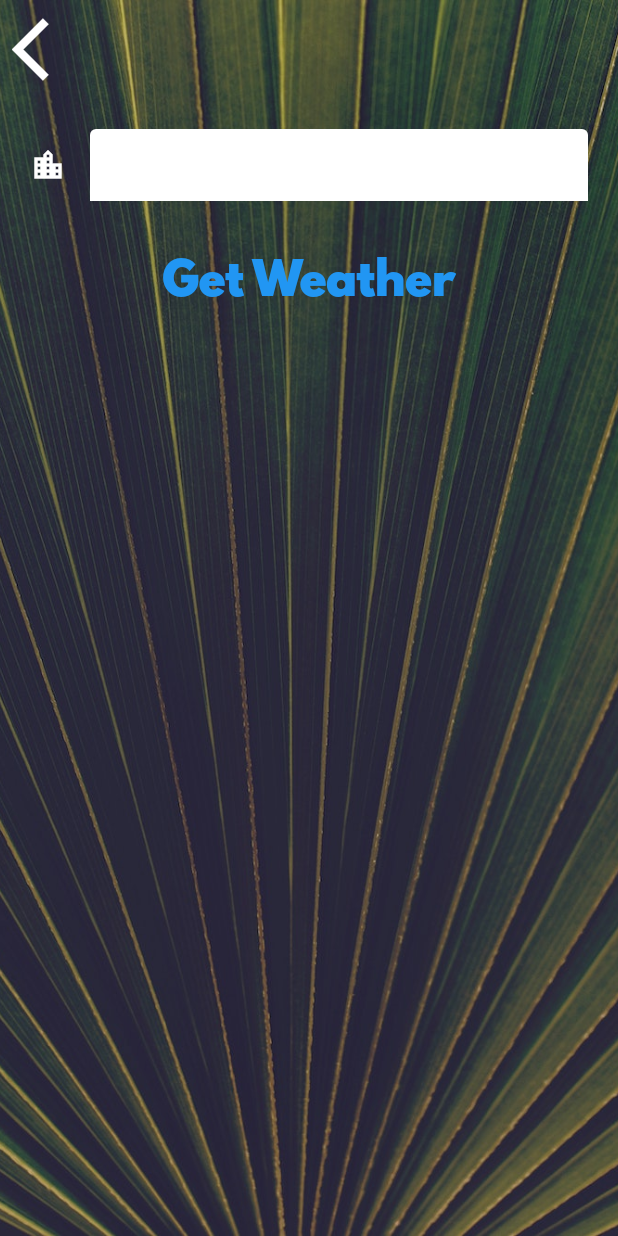
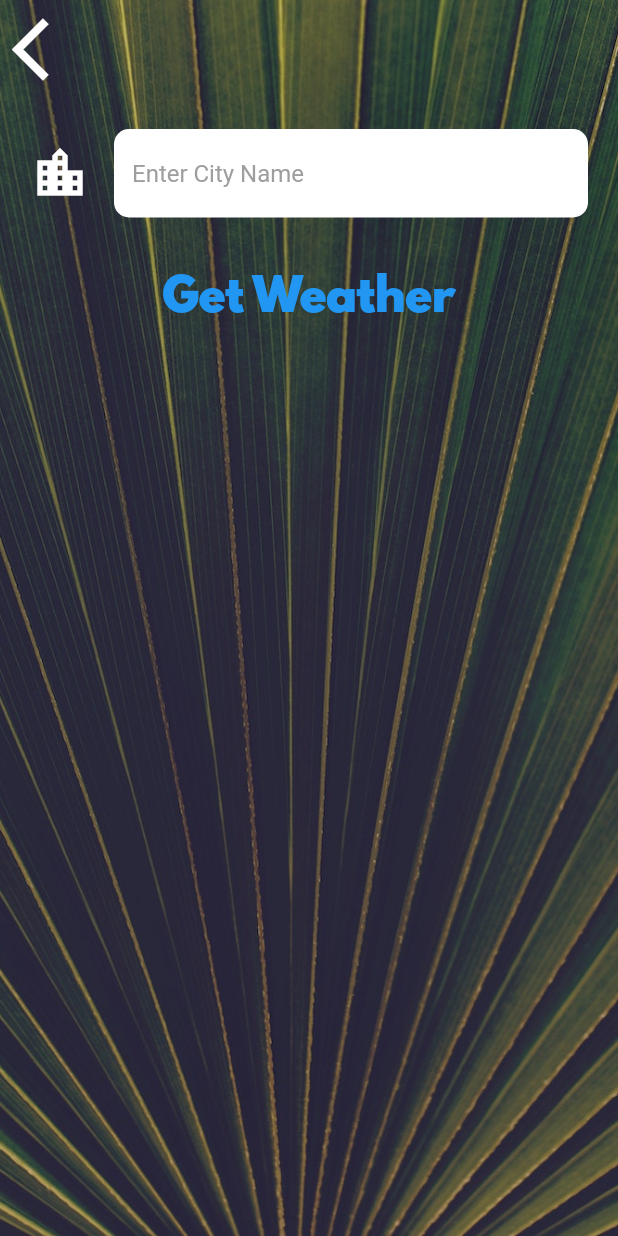
Before and after one commit to Gloomy699/Climat, a Flutter app: the LocationScreen screen opened directly, after a tap on the "location city" icon, on a phone screen of 412 x 824 dp. Run offline on Flutter 3.47's test engine with Material 2 defaults, Android fonts, the phone set to English and light mode, and no system bars; our stand-ins replace flutter_spinkit, geolocator; network calls fail.

Commit message:
complete App

```diff
--- a/lib/screens/city_screen.dart
+++ b/lib/screens/city_screen.dart
@@ -8,6 +8,8 @@ class CityScreen extends StatefulWidget {
 }
 
 class _CityScreenState extends State<CityScreen> {
+  String cityName;
+
   @override
   Widget build(BuildContext context) {
     return Scaffold(
@@ -26,10 +28,7 @@ class _CityScreenState extends State<CityScreen> {
                 alignment: Alignment.topLeft,
                 child: TextButton(
                   onPressed: () {
-                    Navigator.push(context,
-                        MaterialPageRoute(builder: (context) {
-                      return LocationScreen();
-                    }));
+                    Navigator.pop(context);
                   },
                   child: Icon(
                     Icons.arrow_back_ios,
@@ -41,19 +40,19 @@ class _CityScreenState extends State<CityScreen> {
               Container(
                 padding: EdgeInsets.all(20.0),
                 child: TextField(
-                  decoration: InputDecoration(
-                    filled: true,
-                    fillColor: Colors.white,
-                    icon: Icon(
-                      Icons.location_city,
-                      color: Colors.white,
-                    ),
-                    hintText: 'Enter City Name',
+                  style: TextStyle(
+                    color: Colors.black,
                   ),
+                  decoration: kTextFieldInputDecorstion,
+                  onChanged: (value) {
+                    cityName = value;
+                  },
                 ),
               ),
               TextButton(
-                onPressed: () {},
+                onPressed: () {
+                  Navigator.pop(context, cityName);
+                },
                 child: Text(
                   'Get Weather',
                   style: kButtonTextStyle,
--- a/lib/screens/location_screen.dart
+++ b/lib/screens/location_screen.dart
@@ -80,11 +80,21 @@ class _LocationScreenState extends State<LocationScreen> {
                     ),
                   ),
                   TextButton(
-                    onPressed: () {
-                      Navigator.push(context,
-                          MaterialPageRoute(builder: (context) {
-                        return CityScreen();
-                      }));
+                    onPressed: () async {
+                      var typedName = await Navigator.push(
+                        context,
+                        MaterialPageRoute(
+                          builder: (context) {
+                            return CityScreen();
+                          },
+                        ),
+                      );
+                      if (typedName != null) {
+                        var wetherData =
+                            await weather.getCityWeather(typedName);
+                        updateUi(wetherData);
+                      }
+                      ;
                     },
                     child: Icon(
                       Icons.location_city,
--- a/lib/utilities/constants.dart
+++ b/lib/utilities/constants.dart
@@ -18,3 +18,22 @@ const kButtonTextStyle = TextStyle(
 const kConditionTextStyle = TextStyle(
   fontSize: 100.0,
 );
+const kTextFieldInputDecorstion = InputDecoration(
+  filled: true,
+  fillColor: Colors.white,
+  icon: Icon(
+    Icons.location_city,
+    color: Colors.white,
+    size: 40.0,
+  ),
+  hintText: 'Enter City Name',
+  hintStyle: TextStyle(
+    color: Colors.grey,
+  ),
+  border: OutlineInputBorder(
+    borderRadius: BorderRadius.all(
+      Radius.circular(10.0),
+    ),
+    borderSide: BorderSide.none,
+  ),
+);
```
Also changed, not shown: lib/services/weather.dart (+8 -0 lines), 11 other files.
